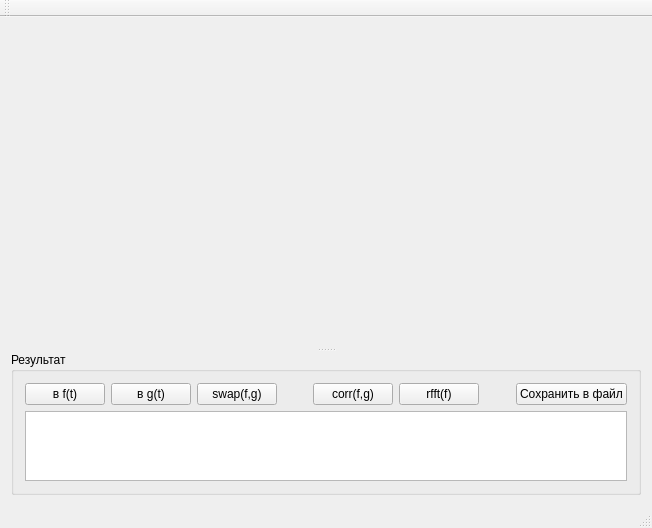
Kompot11181/Corell, file mainwindow.ui: the form before one commit.
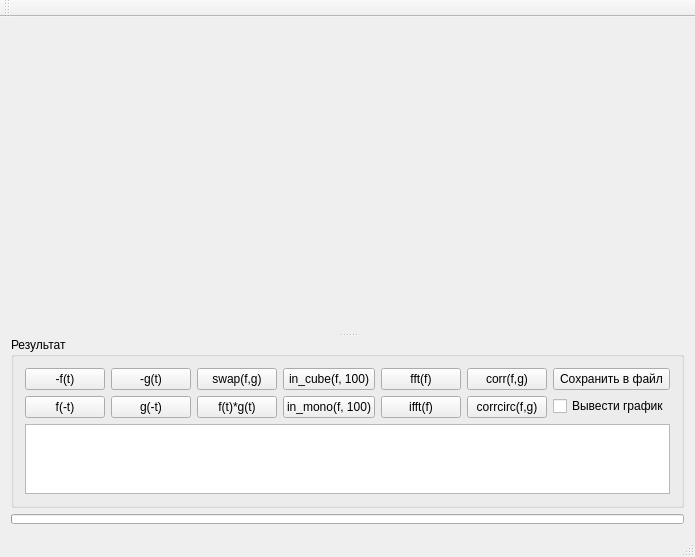
The form after the commit. Icons and pictures are not drawn.

Diff of the .ui file:
```diff
--- a/mainwindow.ui
+++ b/mainwindow.ui
@@ -6,8 +6,8 @@
    <rect>
     <x>0</x>
     <y>0</y>
-    <width>652</width>
-    <height>528</height>
+    <width>685</width>
+    <height>557</height>
    </rect>
   </property>
   <property name="windowTitle">
@@ -58,26 +58,51 @@
         <item>
          <layout class="QHBoxLayout" name="horizontalLayout_5">
           <item>
-           <widget class="QPushButton" name="pbRToF">
+           <layout class="QGridLayout" name="gridLayout_2">
+            <item row="0" column="1">
+             <widget class="QPushButton" name="pbGtoR">
             <property name="text">
-             <string>в f(t)</string>
+               <string>-g(t)</string>
             </property>
            </widget>
           </item>
-          <item>
-           <widget class="QPushButton" name="pbRToG">
+            <item row="0" column="0">
+             <widget class="QPushButton" name="pbFtoR">
             <property name="text">
-             <string>в g(t)</string>
+               <string>-f(t)</string>
             </property>
            </widget>
           </item>
-          <item>
+            <item row="0" column="2">
            <widget class="QPushButton" name="pbSwap">
             <property name="text">
              <string>swap(f,g)</string>
             </property>
            </widget>
           </item>
+            <item row="1" column="0">
+             <widget class="QPushButton" name="pbRevF">
+              <property name="text">
+               <string>f(-t)</string>
+              </property>
+             </widget>
+            </item>
+            <item row="1" column="1">
+             <widget class="QPushButton" name="pbRevG">
+              <property name="text">
+               <string>g(-t)</string>
+              </property>
+             </widget>
+            </item>
+            <item row="1" column="2">
+             <widget class="QPushButton" name="pbMuliFG">
+              <property name="text">
+               <string>f(t)*g(t)</string>
+              </property>
+             </widget>
+            </item>
+           </layout>
+          </item>
           <item>
            <spacer name="horizontalSpacer">
             <property name="orientation">
@@ -92,18 +117,53 @@
            </spacer>
           </item>
           <item>
+           <layout class="QGridLayout" name="gridLayout" rowstretch="0,0,0">
+            <item row="0" column="0">
+             <widget class="QPushButton" name="pbInterCube">
+              <property name="text">
+               <string>in_cube(f, 100)</string>
+              </property>
+             </widget>
+            </item>
+            <item row="0" column="2">
            <widget class="QPushButton" name="pbCorr">
             <property name="text">
              <string>corr(f,g)</string>
             </property>
            </widget>
           </item>
-          <item>
-           <widget class="QPushButton" name="pbRFFT">
+            <item row="0" column="1">
+             <widget class="QPushButton" name="pbFFT">
             <property name="text">
-             <string>rfft(f)</string>
-            </property>
-           </widget>
+               <string>fft(f)</string>
+              </property>
+             </widget>
+            </item>
+            <item row="2" column="2">
+             <widget class="QPushButton" name="pbCorrCirc">
+              <property name="statusTip">
+               <string>corrr1dcircular()</string>
+              </property>
+              <property name="text">
+               <string>corrcirc(f,g)</string>
+              </property>
+             </widget>
+            </item>
+            <item row="2" column="1">
+             <widget class="QPushButton" name="pbIFFT">
+              <property name="text">
+               <string>ifft(f)</string>
+              </property>
+             </widget>
+            </item>
+            <item row="2" column="0">
+             <widget class="QPushButton" name="pbInterMono">
+              <property name="text">
+               <string>in_mono(f, 100)</string>
+              </property>
+             </widget>
+            </item>
+           </layout>
           </item>
           <item>
            <spacer name="horizontalSpacer_2">
@@ -119,12 +179,23 @@
            </spacer>
           </item>
           <item>
+           <layout class="QGridLayout" name="gridLayout_3">
+            <item row="0" column="0">
            <widget class="QPushButton" name="pbSave">
             <property name="text">
              <string>Сохранить в файл</string>
             </property>
            </widget>
           </item>
+            <item row="1" column="0">
+             <widget class="QCheckBox" name="cbGraph">
+              <property name="text">
+               <string>Вывести график</string>
+              </property>
+             </widget>
+            </item>
+           </layout>
+          </item>
          </layout>
         </item>
         <item>
@@ -134,6 +205,16 @@
       </widget>
      </widget>
     </item>
+    <item>
+     <widget class="QProgressBar" name="progressBar">
+      <property name="maximumSize">
+       <size>
+        <width>16777215</width>
+        <height>10</height>
+       </size>
+      </property>
+     </widget>
+    </item>
    </layout>
   </widget>
   <widget class="QMenuBar" name="menuBar">
```
Left out of the diff: 5 changed lines with no effect on the pictures. Lines whose indentation alone changed are shown as unchanged.
